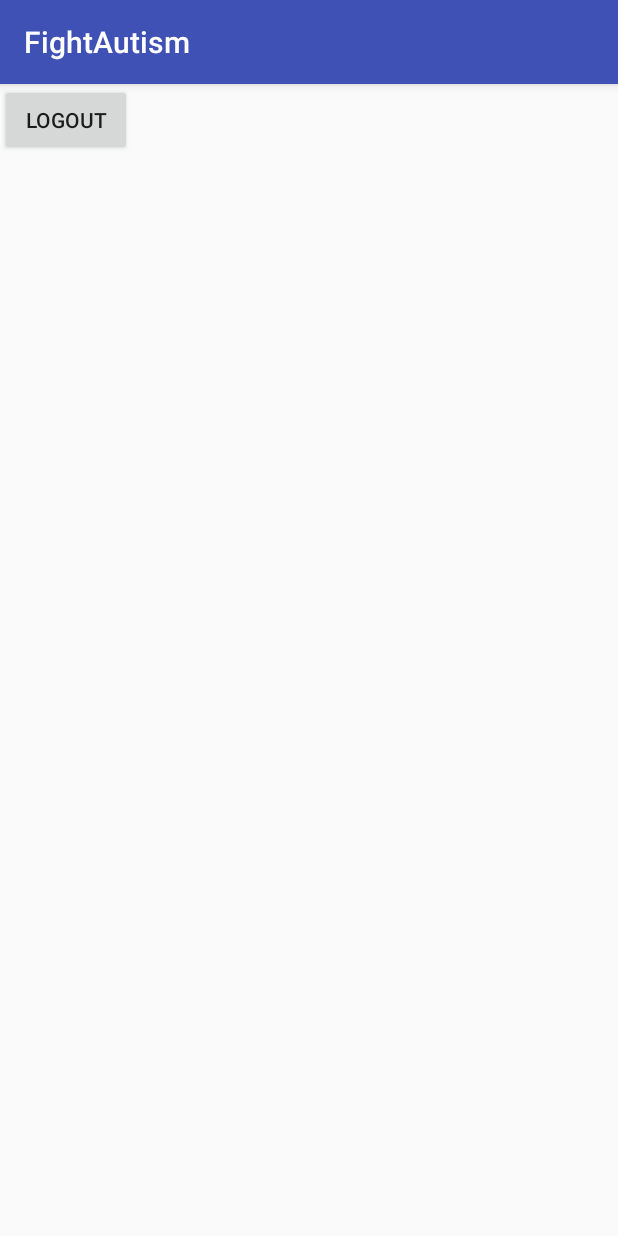
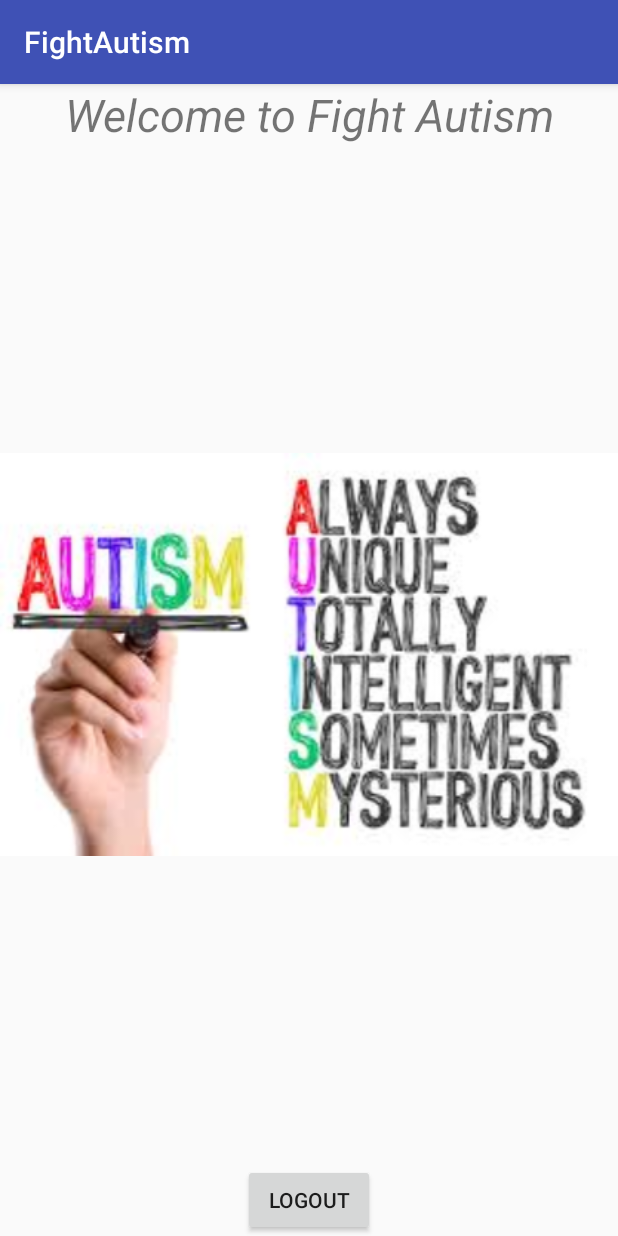
Before and after one commit to kullubird/Firebase2, an Android app: the HomeScreen screen opened directly, with no data from a screen before it, on a phone screen of 412 x 824 dp. Run offline under Robolectric (Android 15) with nearby library versions, the phone set to English and light mode, and no system bars; our stand-ins replace Firebase (no records; nobody signed in at launch, a user with empty details on screens opened directly).

Commit message:
pics and designing

```diff
--- a/app/src/main/java/android/kevin/fightautism/HomeScreen.java
+++ b/app/src/main/java/android/kevin/fightautism/HomeScreen.java
@@ -24,6 +24,7 @@ public class HomeScreen extends AppCompatActivity {
 
                 Intent i=new Intent(getApplicationContext(),SignIn.class);
                 startActivity(i);
+                finish();
             }
         });
     }
--- a/app/src/main/java/android/kevin/fightautism/MainActivity.java
+++ b/app/src/main/java/android/kevin/fightautism/MainActivity.java
@@ -40,7 +40,7 @@ public class MainActivity extends AppCompatActivity {
             public void onClick(View v) {
                 Intent i=new Intent(getApplicationContext(),SignIn.class);
                 startActivity(i);
-
+                finish();
             }
         });
 
--- a/app/src/main/java/android/kevin/fightautism/SignIn.java
+++ b/app/src/main/java/android/kevin/fightautism/SignIn.java
@@ -62,6 +62,7 @@ public class SignIn extends AppCompatActivity {
                     Toast.makeText(getApplicationContext(),"Sign in Success",Toast.LENGTH_SHORT).show();
                     Intent i=new Intent(getApplicationContext(),HomeScreen.class);
                     startActivity(i);
+                    finish();
                 }
             }
         });
--- a/app/src/main/res/layout/activity_home_screen.xml
+++ b/app/src/main/res/layout/activity_home_screen.xml
@@ -1,15 +1,33 @@
 <?xml version="1.0" encoding="utf-8"?>
-<android.support.constraint.ConstraintLayout xmlns:android="http://schemas.android.com/apk/res/android"
+<LinearLayout xmlns:android="http://schemas.android.com/apk/res/android"
     xmlns:app="http://schemas.android.com/apk/res-auto"
     xmlns:tools="http://schemas.android.com/tools"
     android:layout_width="match_parent"
     android:layout_height="match_parent"
-    tools:context="android.kevin.fightautism.HomeScreen">
+    tools:context="android.kevin.fightautism.HomeScreen"
+    android:orientation="vertical">
+
+    <TextView
+        android:layout_width="match_parent"
+        android:layout_height="wrap_content"
+        android:text="Welcome to Fight Autism"
+        android:textSize="30dp"
+        android:gravity="center"
+        android:textStyle="italic"/>
+
+    <ImageView
+        android:layout_width="match_parent"
+        android:layout_height="0dp"
+        android:layout_weight="2"
+        android:src="@drawable/ff"/>
+
 
     <Button
         android:layout_width="wrap_content"
         android:layout_height="wrap_content"
         android:text="logout"
-        android:id="@+id/logout_btn"/>
+        android:id="@+id/logout_btn"
+        android:layout_gravity="center"
+        />
 
-</android.support.constraint.ConstraintLayout>
+</LinearLayout>
```
Also changed, not shown: app/src/main/res/layout/activity_main.xml (+10 -3 lines), app/src/main/res/layout/activity_sign_in.xml (+4 -3 lines), app/src/main/res/drawable/ff.jpg (added), app/src/main/res/drawable/pic.jpeg (added).
